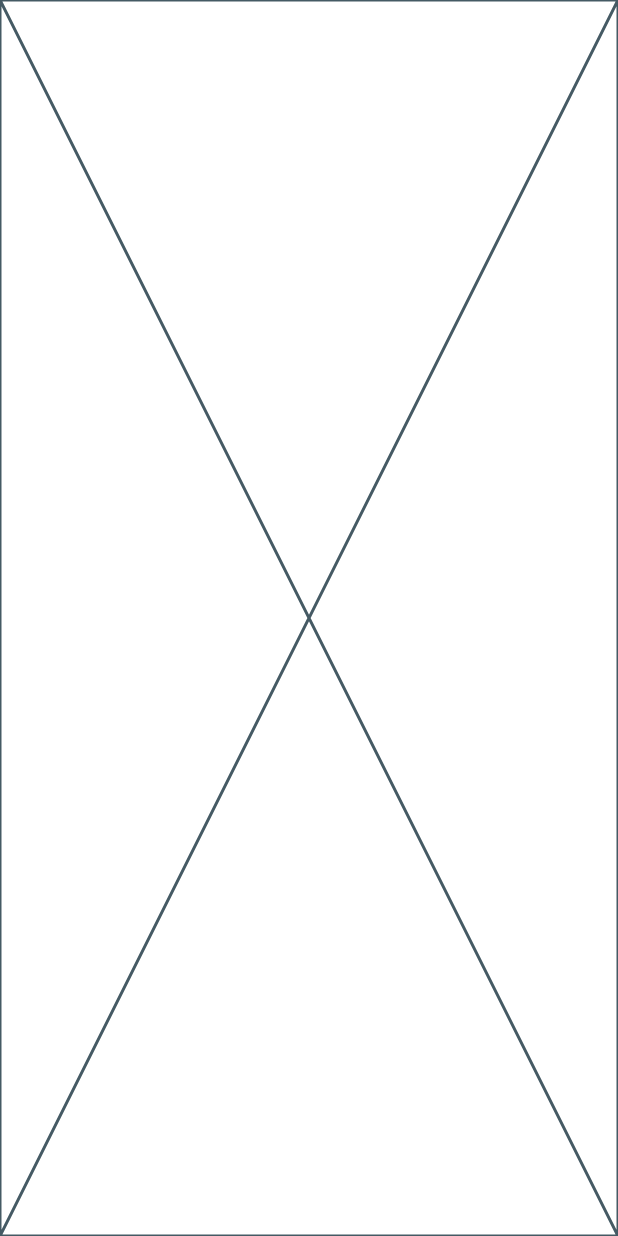
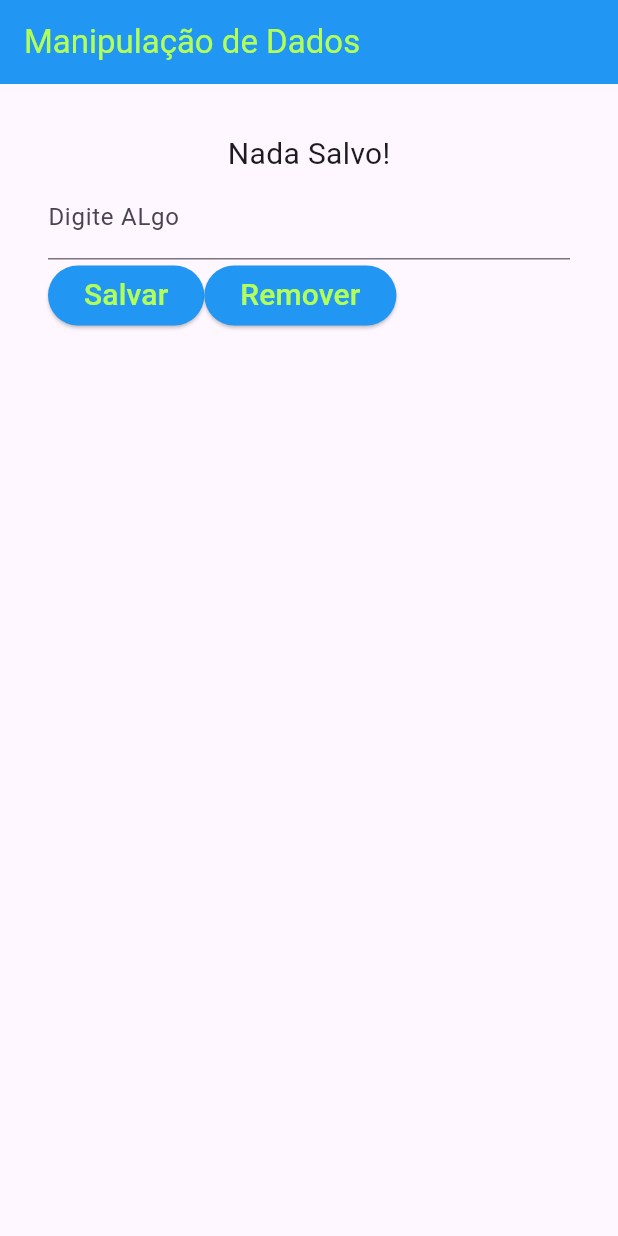
Before and after one commit to luislimamn/Quitanda-Flutter-, a Flutter app: the screen it shows after launch, on a phone screen of 412 x 824 dp. Run offline on Flutter 3.47's test engine with Material 3 defaults, Android fonts, the light colour scheme and no system bars; our stand-ins replace shared_preferences.

Commit message:
Versão 0.2.2024 Salvando Dados

```diff
--- a/lib/Home.dart
+++ b/lib/Home.dart
@@ -1,4 +1,5 @@
 import 'package:flutter/material.dart';
+import 'package:shared_preferences/shared_preferences.dart';
 
 class Home extends StatefulWidget {
   const Home({super.key});
@@ -8,8 +9,86 @@ class Home extends StatefulWidget {
 }
 
 class _HomeState extends State<Home> {
+
+  String _textoSalvo = "Nada Salvo!";
+  TextEditingController _controllerCampo = TextEditingController();
+
+  _salvar() async {
+    String valorDigitado = _controllerCampo.text;
+    final prefs = await SharedPreferences.getInstance();
+    await prefs.setString("nome", valorDigitado);
+    setState(() {
+      _textoSalvo = prefs.getString("nome") ?? "Nada Salvo!";
+    });
+  }
+  _remover() async {
+    final prefs = await SharedPreferences.getInstance();
+    prefs.remove("nome");
+    _textoSalvo = "Nada Salvo!";
+  }
+
   @override
   Widget build(BuildContext context) {
-    return const Placeholder();
+    return Scaffold(
+      appBar: AppBar(
+        title: Text("Manipulação de Dados"),
+        backgroundColor: Colors.blue, //Cor de Fundo do Titulo
+        foregroundColor: Colors.lightGreenAccent, //Cor do Texto do Titulo
+      ),
+      body: Container(
+        padding: EdgeInsets.all(32),
+        child: Column(
+          children: <Widget>[
+            Text(
+              _textoSalvo,
+              style: TextStyle(
+                fontSize: 20
+              ),
+            ),
+            TextField(
+              keyboardType: TextInputType.text,
+              decoration: InputDecoration(
+                labelText: "Digite ALgo"
+              ),
+              controller: _controllerCampo,
+            ),
+            Row(
+              children: <Widget>[
+                ElevatedButton(
+                  style: const ButtonStyle(
+                    backgroundColor: MaterialStatePropertyAll<Color>(Colors.blue),
+                  ),
+                  child: const Text(
+                    "Salvar",
+                    style: TextStyle(
+                        fontSize: 20,
+                        color: Colors.lightGreenAccent
+                    ),
+                  ),
+                  //color: Colors.orange,
+                  //padding: EdgeInsets.fromLTRB(30, 15, 30, 15),
+                  onPressed: _salvar,
+                ),
+                ElevatedButton(
+                  style: const ButtonStyle(
+                    backgroundColor: MaterialStatePropertyAll<Color>(Colors.blue),
+                  ),
+                  child: const Text(
+                    "Remover",
+                    style: TextStyle(
+                        fontSize: 20,
+                        color: Colors.lightGreenAccent
+                    ),
+                  ),
+                  //color: Colors.orange,
+                  //padding: EdgeInsets.fromLTRB(30, 15, 30, 15),
+                  onPressed: _remover,
+                )
+              ],
+            )
+          ],
+        ),
+      ),
+    );
   }
 }
--- a/pubspec.yaml
+++ b/pubspec.yaml
@@ -35,7 +35,8 @@ dependencies:
 
   # The following adds the Cupertino Icons font to your application.
   # Use with the CupertinoIcons class for iOS style icons.
-  cupertino_icons: ^1.0.2
+  cupertino_icons: ^1.0.6
+  shared_preferences: ^2.2.2
 
 dev_dependencies:
   flutter_test:
@@ -46,7 +47,7 @@ dev_dependencies:
   # activated in the `analysis_options.yaml` file located at the root of your
   # package. See that file for information about deactivating specific lint
   # rules and activating additional ones.
-  flutter_lints: ^2.0.0
+  flutter_lints: ^3.0.1
 
 # For information on the generic Dart part of this file, see the
 # following page: https://dart.dev/tools/pub/pubspec
```
Also changed, not shown: pubspec.lock, 3 other files.
